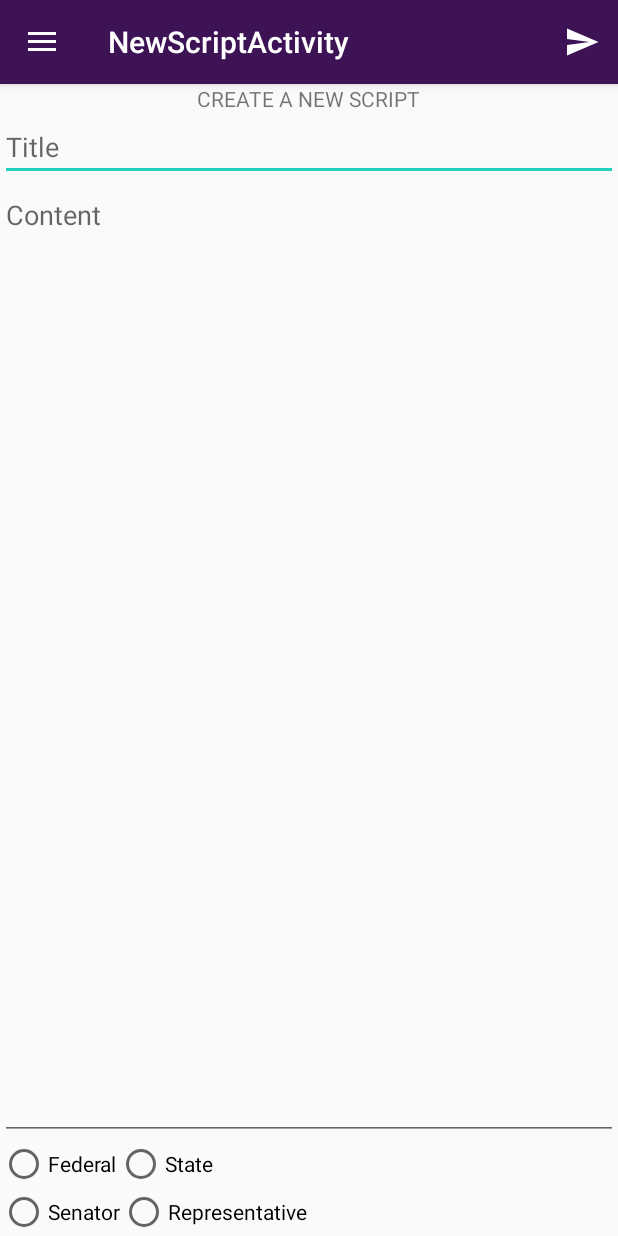
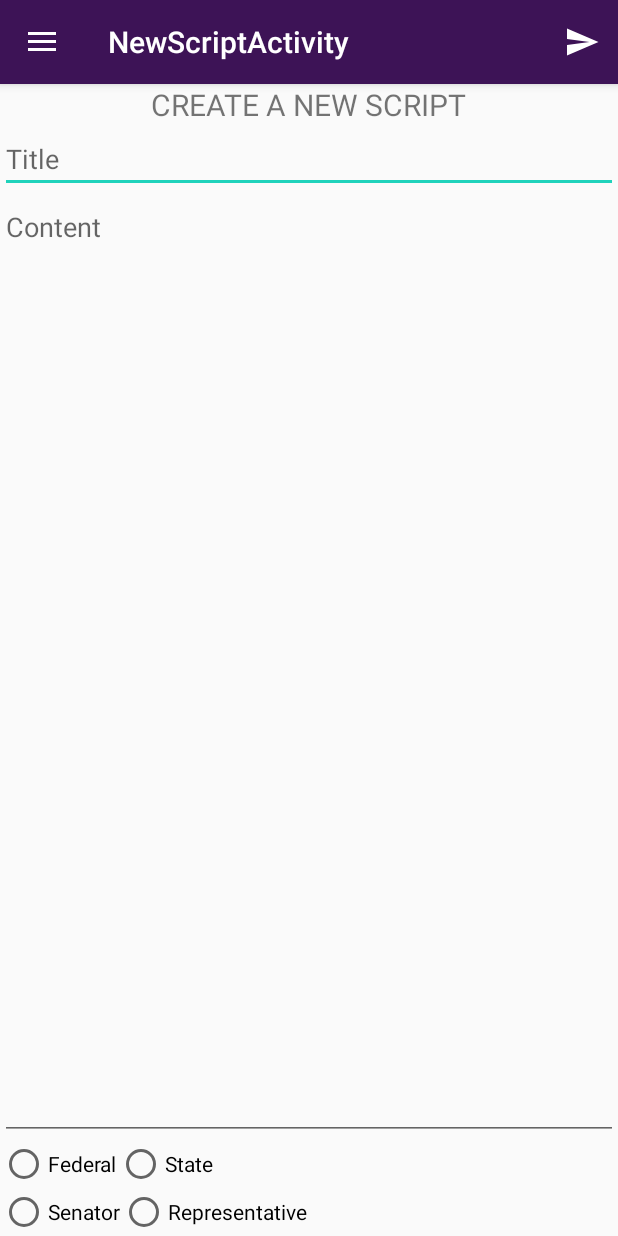
Before and after one commit to ProjectGadfly/GF-Android, an Android app: the NewScriptActivity screen opened directly, with no data from a screen before it, on a phone screen of 412 x 824 dp. Run offline under Robolectric (Android 15) with nearby library versions, the phone set to English and light mode, and no system bars.

Commit message:
Added usability improvements

```diff
--- a/app/src/main/java/com/forvm/gadfly/projectgadfly/MainActivity.java
+++ b/app/src/main/java/com/forvm/gadfly/projectgadfly/MainActivity.java
@@ -448,7 +448,6 @@ public class MainActivity extends AppCompatActivity
     public void newScriptPage(View view) {
         Intent intent = new Intent(getApplicationContext(), NewScriptActivity.class);
         startActivity(intent);
-        finish();
     }
 
 }
--- a/app/src/main/res/drawable-v21/ic_menu_share.xml
+++ b/app/src/main/res/drawable-v21/ic_menu_share.xml
@@ -4,6 +4,6 @@
     android:viewportHeight="24.0"
     android:viewportWidth="24.0">
     <path
-        android:fillColor="#FF000000"
+        android:fillColor="#FFFF"
         android:pathData="M18,16.08c-0.76,0 -1.44,0.3 -1.96,0.77L8.91,12.7c0.05,-0.23 0.09,-0.46 0.09,-0.7s-0.04,-0.47 -0.09,-0.7l7.05,-4.11c0.54,0.5 1.25,0.81 2.04,0.81 1.66,0 3,-1.34 3,-3s-1.34,-3 -3,-3 -3,1.34 -3,3c0,0.24 0.04,0.47 0.09,0.7L8.04,9.81C7.5,9.31 6.79,9 6,9c-1.66,0 -3,1.34 -3,3s1.34,3 3,3c0.79,0 1.5,-0.31 2.04,-0.81l7.12,4.16c-0.05,0.21 -0.08,0.43 -0.08,0.65 0,1.61 1.31,2.92 2.92,2.92 1.61,0 2.92,-1.31 2.92,-2.92s-1.31,-2.92 -2.92,-2.92z" />
 </vector>
--- a/app/src/main/res/layout/fragment_create_script.xml
+++ b/app/src/main/res/layout/fragment_create_script.xml
@@ -10,6 +10,7 @@
         android:layout_width="wrap_content"
         android:layout_height="wrap_content"
         android:text="CREATE A NEW SCRIPT"
+        android:textSize="20sp"
         android:layout_gravity="center_horizontal"/>
     <EditText
         android:layout_width="match_parent"
@@ -31,10 +32,12 @@
         <RadioButton
             android:layout_width="wrap_content"
             android:layout_height="wrap_content"
+            android:id="@+id/fedButton"
             android:text="Federal"/>
         <RadioButton
             android:layout_width="wrap_content"
             android:layout_height="wrap_content"
+            android:id="@+id/stateButton"
             android:text="State"/>
     </RadioGroup>
     <RadioGroup
@@ -44,10 +47,12 @@
         <RadioButton
             android:layout_width="wrap_content"
             android:layout_height="wrap_content"
+            android:id="@+id/senatorButton"
             android:text="Senator"/>
         <RadioButton
             android:layout_width="wrap_content"
             android:layout_height="wrap_content"
+            android:id="@+id/repButton"
             android:text="Representative"/>
     </RadioGroup>
 
--- a/app/src/main/res/menu/new_script.xml
+++ b/app/src/main/res/menu/new_script.xml
@@ -12,7 +12,5 @@
         android:orderInCategory="100"
         android:title="SHARE"
         android:icon="@drawable/ic_menu_share"
-        app:showAsAction="always"
-        android:visible="false"
-        android:actionProviderClass="android.widget.ShareActionProvider"/>
+        app:showAsAction="always" />
 </menu>
--- /dev/null
+++ b/app/src/main/res/xml/filepaths.xml
@@ -0,0 +1,4 @@
+<?xml version="1.0" encoding="utf-8"?>
+<paths xmlns:android="http://schemas.android.com/apk/res/android">
+    <cache-path name="shared_images" path="images/"/>
+</paths>
```
Also changed, not shown: app/src/main/AndroidManifest.xml (+9 -0 lines), app/src/main/java/com/forvm/gadfly/projectgadfly/NewScriptActivity.java (+23 -8 lines), app/src/main/java/com/forvm/gadfly/projectgadfly/ScriptSuccess.java (+41 -25 lines), 1 other file.
